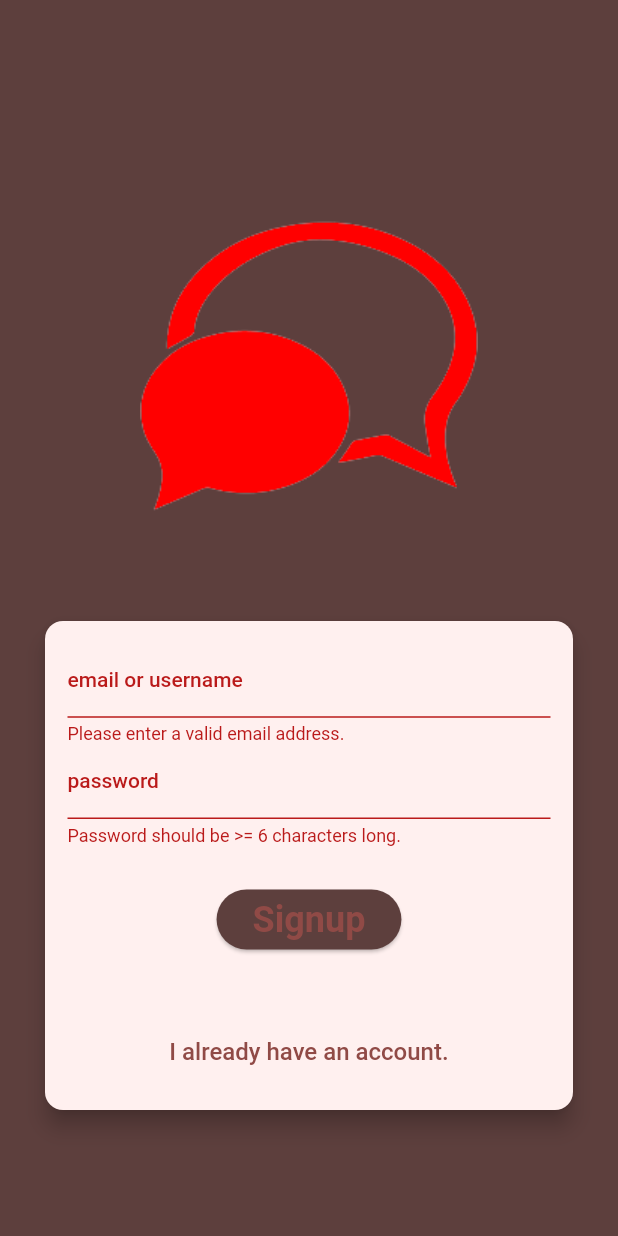
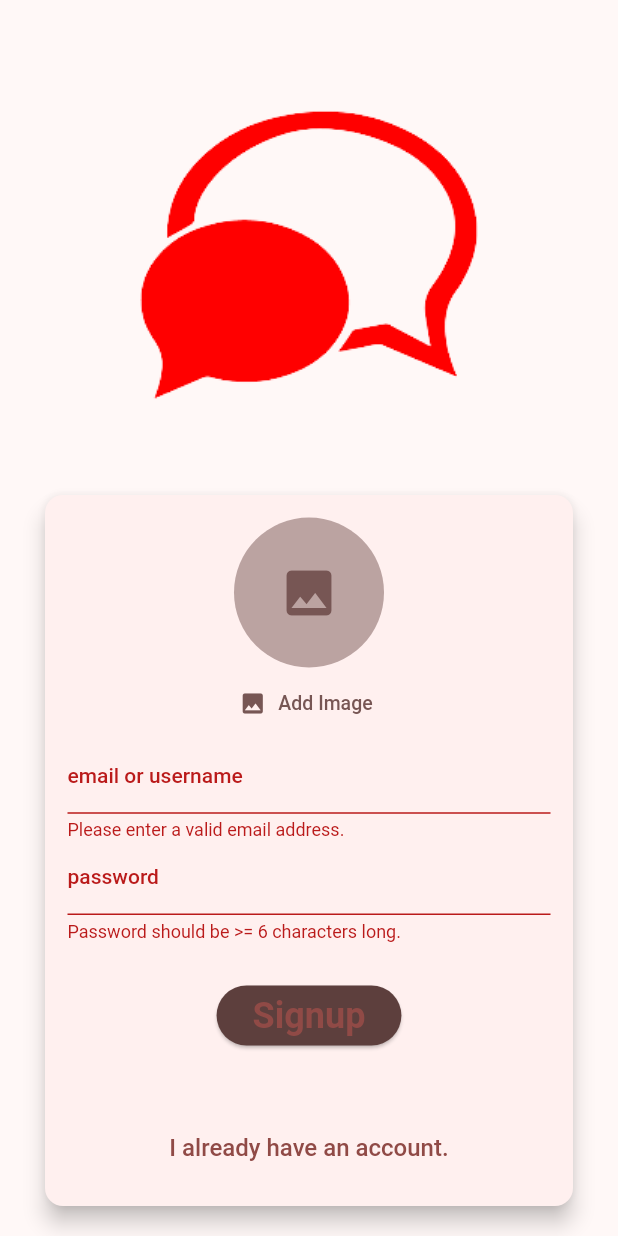
Before and after one commit to nadiahylary/chat_app, a Flutter app: the screen it shows after launch, after a tap on "Login", after a tap on "Sign up instead.", on a phone screen of 412 x 824 dp. Run offline on Flutter 3.47's test engine with Material 2 defaults, Android fonts, the phone set to English and light mode, and no system bars; our stand-ins replace firebase_auth, firebase_core, firebase_storage, google_fonts, image_picker; accounts and stored records are empty; Roboto replaces fonts that are missing (Balthazar, Ubuntu).

Commit message:
adding profile image feature on signup and storing it on firebase with firebase_storage

```diff
--- a/lib/screens/auth_screen.dart
+++ b/lib/screens/auth_screen.dart
@@ -1,4 +1,8 @@
+import 'dart:io';
+
+import 'package:chat_app/user_image_picker.dart';
 import 'package:firebase_auth/firebase_auth.dart';
+import 'package:firebase_storage/firebase_storage.dart';
 import 'package:flutter/material.dart';
 import 'package:google_fonts/google_fonts.dart';
 
@@ -16,56 +20,66 @@ class _AuthScreenState extends State<AuthScreen> {
   String _enteredEmail = '';
   String _enteredPass = '';
   var _isLogin = true;
+  File? _userImageFile;
 
   void _submitAuth() async {
     var isValid = _form.currentState!.validate();
-    if (!isValid) {
+    if (!isValid || !_isLogin && _userImageFile == null) {
       return;
     }
     _form.currentState!.save();
+
     try {
       if (_isLogin) {
         //fetch user and authenticate
         final userCredentials = await _kFirebase.signInWithEmailAndPassword(
             email: _enteredEmail, password: _enteredPass);
-       print(userCredentials);
       } else {
         //create new user and authenticate
-        final userCredentials = await _kFirebase
-            .createUserWithEmailAndPassword(
+        final userCredentials = await _kFirebase.createUserWithEmailAndPassword(
             email: _enteredEmail, password: _enteredPass);
-        print(userCredentials);
+        final imageStorageRef = FirebaseStorage.instance
+            .ref()
+            .child('user_profile_images')
+            .child('${userCredentials.user!.uid}.jpg');
+
+        imageStorageRef.putFile(_userImageFile!);
+        final userProfileImageUrl = await imageStorageRef.getDownloadURL();
+        print(userProfileImageUrl);
+
       }
-    }on FirebaseAuthException catch (error) {
+    } on FirebaseAuthException catch (error) {
       ScaffoldMessenger.of(context).clearSnackBars();
-      ScaffoldMessenger.of(context).showSnackBar(
-          SnackBar(
+      ScaffoldMessenger.of(context).showSnackBar(SnackBar(
         backgroundColor: Theme.of(context).colorScheme.secondary,
         //duration: const Duration(seconds: 3),
-            content: Text(error.message ?? "Authentication Failed. Please try again."),
-          )
-      );
+        content:
+            Text(error.message ?? "Authentication Failed. Please try again."),
+      ));
     }
-
   }
 
   @override
   Widget build(BuildContext context) {
     return Scaffold(
-      backgroundColor: Theme.of(context).colorScheme.onSecondaryContainer,
+      backgroundColor: Theme.of(context).colorScheme.background,
       body: Center(
         child: SingleChildScrollView(
           child: Column(
             mainAxisAlignment: MainAxisAlignment.center,
             children: [
               Container(
-                margin: const EdgeInsets.only(top: 30, left: 20, right: 20),
+                margin: _isLogin
+                    ? const EdgeInsets.only(top: 25, left: 20, right: 20)
+                    : const EdgeInsets.only(top: 10, left: 20, right: 20),
                 width: 300,
                 child: Image.asset("assets/images/chat_icon.png"),
               ),
               Card(
                 elevation: 6,
-                margin: const EdgeInsets.symmetric(vertical: 20, horizontal: 30),
+                margin: _isLogin
+                    ? const EdgeInsets.symmetric(vertical: 20, horizontal: 30)
+                    : const EdgeInsets.symmetric(vertical: 10, horizontal: 30),
                 child: SingleChildScrollView(
                   child: Padding(
                     padding: const EdgeInsets.all(15),
@@ -74,6 +88,12 @@ class _AuthScreenState extends State<AuthScreen> {
                       child: Column(
                         mainAxisSize: MainAxisSize.min,
                         children: [
+                          if (!_isLogin)
+                            UserImagePicker(
+                              onPickedImage: (userImage) {
+                                _userImageFile = userImage;
+                              },
+                            ),
                           TextFormField(
                             decoration: const InputDecoration(
                               labelText: "email or username",
@@ -81,20 +101,23 @@ class _AuthScreenState extends State<AuthScreen> {
                             keyboardType: TextInputType.emailAddress,
                             autocorrect: false,
                             textCapitalization: TextCapitalization.none,
-                            validator: (value){
-                              if(value == null || value.trim().isEmpty || !value.trim().contains('@')){
+                            validator: (value) {
+                              if (value == null ||
+                                  value.trim().isEmpty ||
+                                  !value.trim().contains('@')) {
                                 return 'Please enter a valid email address.';
                               }
                               return null;
                             },
-                            onSaved: (email){
+                            onSaved: (email) {
                               _enteredEmail = email!;
                             },
                             style: GoogleFonts.ubuntu(
                               textStyle: TextStyle(
                                   fontSize: 16,
-                                  color: Theme.of(context).colorScheme.onSecondaryContainer
-                              ),
+                                  color: Theme.of(context)
+                                      .colorScheme
+                                      .onSecondaryContainer),
                             ),
                           ),
                           TextFormField(
@@ -102,20 +125,21 @@ class _AuthScreenState extends State<AuthScreen> {
                               labelText: "password",
                             ),
                             obscureText: true,
-                            validator: (value){
-                              if(value == null || value.trim().length < 6){
+                            validator: (value) {
+                              if (value == null || value.trim().length < 6) {
                                 return 'Password should be >= 6 characters long.';
                               }
                               return null;
                             },
-                            onSaved: (password){
+                            onSaved: (password) {
                               _enteredPass = password!;
                             },
                             style: GoogleFonts.ubuntu(
                               textStyle: TextStyle(
                                   fontSize: 16,
-                                  color: Theme.of(context).colorScheme.onSecondaryContainer
-                              ),
+                                  color: Theme.of(context)
+                                      .colorScheme
+                                      .onSecondaryContainer),
                             ),
                           ),
                           const SizedBox(
@@ -124,16 +148,18 @@ class _AuthScreenState extends State<AuthScreen> {
                           ElevatedButton(
                             onPressed: _submitAuth,
                             style: ElevatedButton.styleFrom(
-                              backgroundColor: Theme.of(context).colorScheme.onSecondaryContainer,
+                              backgroundColor: Theme.of(context)
+                                  .colorScheme
+                                  .onSecondaryContainer,
                             ),
                             child: Text(
-                              _isLogin ? "Login" : "Signup" ,
+                              _isLogin ? "Login" : "Signup",
                               style: GoogleFonts.balthazar(
                                 textStyle: TextStyle(
                                     fontSize: 24,
                                     fontWeight: FontWeight.w600,
-                                    color: Theme.of(context).colorScheme.primary
-                                ),
+                                    color:
+                                        Theme.of(context).colorScheme.primary),
                               ),
                             ),
                           ),
@@ -141,18 +167,20 @@ class _AuthScreenState extends State<AuthScreen> {
                             height: 40,
                           ),
                           TextButton(
-                            onPressed: (){
+                            onPressed: () {
                               setState(() {
                                 _isLogin = !_isLogin;
                               });
                             },
                             child: Text(
-                                _isLogin ? "Sign up instead.": "I already have an account.",
+                              _isLogin
+                                  ? "Sign up instead."
+                                  : "I already have an account.",
                               style: GoogleFonts.ubuntu(
                                 textStyle: TextStyle(
                                     fontSize: 16,
-                                    color: Theme.of(context).colorScheme.primary
-                                ),
+                                    color:
+                                        Theme.of(context).colorScheme.primary),
                               ),
                             ),
                           )
--- a/lib/screens/chat_screen.dart
+++ b/lib/screens/chat_screen.dart
@@ -17,7 +17,7 @@ class ChatScreen extends StatelessWidget {
               },
               icon: Icon(
                 Icons.exit_to_app,
-                color: Theme.of(context).colorScheme.primary.withOpacity(0.7),
+                color: Theme.of(context).colorScheme.onSecondaryContainer,
               )
           ),
         ],
--- /dev/null
+++ b/lib/user_image_picker.dart
@@ -0,0 +1,72 @@
+import 'dart:io';
+
+import 'package:flutter/material.dart';
+import 'package:google_fonts/google_fonts.dart';
+import 'package:image_picker/image_picker.dart';
+
+class UserImagePicker extends StatefulWidget {
+  const UserImagePicker({Key? key, required this.onPickedImage}) : super(key: key);
+
+  final void Function(File userImage) onPickedImage;
+
+  @override
+  State<UserImagePicker> createState() => _UserImagePickerState();
+}
+
+class _UserImagePickerState extends State<UserImagePicker> {
+  File? _pickedImageFile;
+
+  void _imagePicker() async {
+    final pickedImage = await ImagePicker().pickImage(
+      source: ImageSource.camera,
+      imageQuality: 50,
+      maxWidth: 150,
+    );
+    if(pickedImage == null){
+      return;
+    }
+    setState(() {
+      _pickedImageFile = File(pickedImage.path);
+    });
+
+    widget.onPickedImage(_pickedImageFile!);
+  }
+
+  @override
+  Widget build(BuildContext context) {
+    return Column(
+      children: [
+        CircleAvatar(
+          radius: 50,
+          backgroundColor: Theme.of(context).colorScheme.secondary.withOpacity(0.5),
+          foregroundImage: _pickedImageFile != null ? FileImage(_pickedImageFile!) : null,
+          child: IconButton(
+              onPressed: _imagePicker,
+              icon: Icon(
+                _pickedImageFile == null ? Icons.image : Icons.edit,
+                color: Theme.of(context).colorScheme.secondary,
+                size: 40,
+              ),
+          ),
+        ),
+        TextButton.icon(
+            onPressed: _imagePicker,
+            icon: Icon(
+                _pickedImageFile == null ? Icons.image : Icons.edit,
+                color: Theme.of(context).colorScheme.secondary,
+              size: 18,
+            ),
+            label: Text(
+              _pickedImageFile == null ? "Add Image" : "Edit",
+              style: GoogleFonts.ubuntu(
+                textStyle: TextStyle(
+                    fontSize: 13,
+                    color: Theme.of(context).colorScheme.secondary
+                ),
+              ),
+            )
+        ),
+      ],
+    );
+  }
+}
```
Lines whose indentation alone changed are shown as unchanged.
